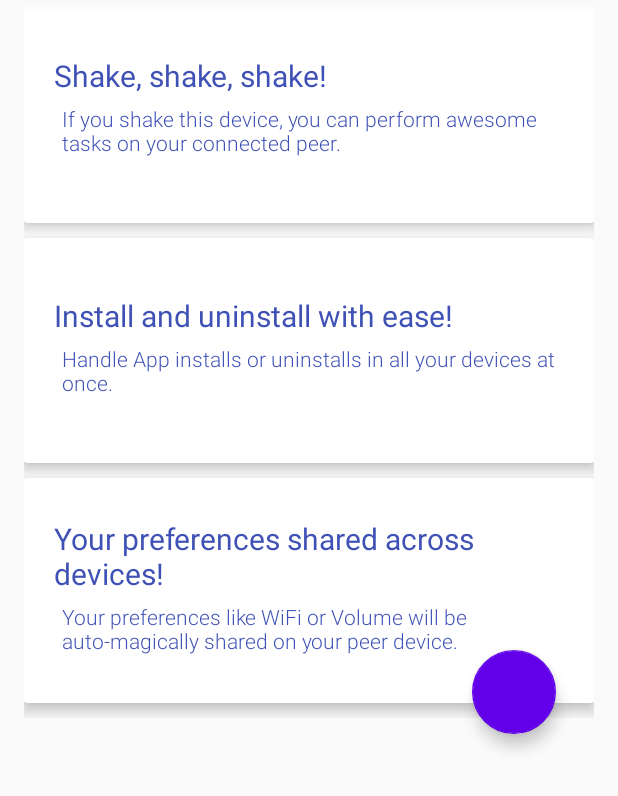
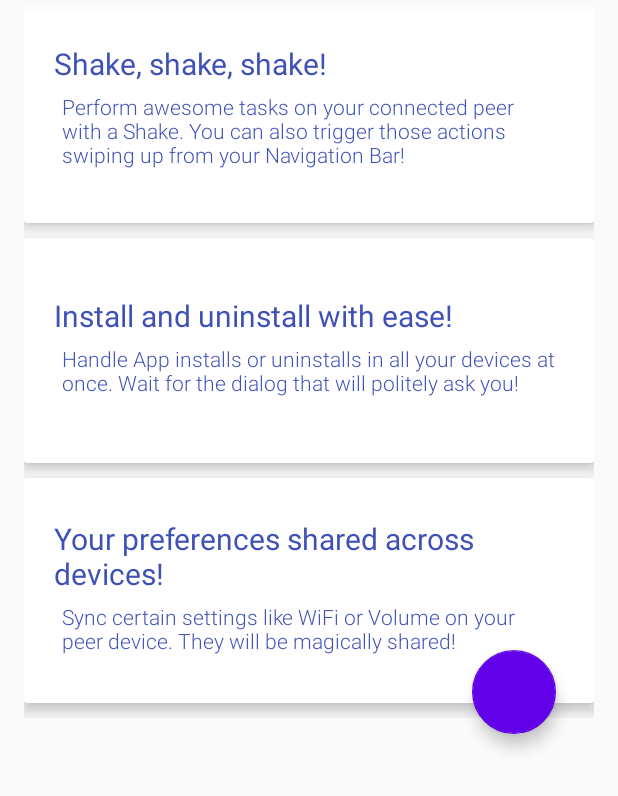
Before and after one commit to SferaDev/HubToDate, an Android app: the screen it shows after launch (MainActivity), on a phone screen of 412 x 824 dp, the part 440-1236 px from its top. Run offline under Robolectric (Android 15) with nearby library versions, the phone set to English and light mode, and no system bars; libraries missing offline, so code that uses them is left out: com.getbase.floatingactionbutton; plain views replace FloatingActionButton; 7 statements that could not run were skipped.

Commit message:
Fix strings

```diff
--- a/app/src/main/res/values/strings.xml
+++ b/app/src/main/res/values/strings.xml
@@ -3,15 +3,16 @@
 
     <!-- Common values -->
     <string name="app_name">HubToDate</string>
+    <string name="hi">Hi</string>
 
     <!-- Main Content -->
     <string name="main_hello">Welcome to HubToDate!</string>
     <string name="main_shake">Shake, shake, shake!</string>
-    <string name="main_shake_description">If you shake this device, you can perform awesome tasks on your connected peer.</string>
+    <string name="main_shake_description">Perform awesome tasks on your connected peer with a Shake. You can also trigger those actions swiping up from your Navigation Bar!</string>
     <string name="main_app_sync">Install and uninstall with ease!</string>
-    <string name="main_app_sync_description">Handle App installs or uninstalls in all your devices at once.</string>
+    <string name="main_app_sync_description">Handle App installs or uninstalls in all your devices at once. Wait for the dialog that will politely ask you!</string>
     <string name="main_setting_sync">Your preferences shared across devices!</string>
-    <string name="main_setting_sync_description">Your preferences like WiFi or Volume will be auto-magically shared on your peer device.</string>
+    <string name="main_setting_sync_description">Sync certain settings like WiFi or Volume on your peer device. They will be magically shared!</string>
 
     <!-- Toasts -->
     <string name="toast_community">Open Community</string>
```
